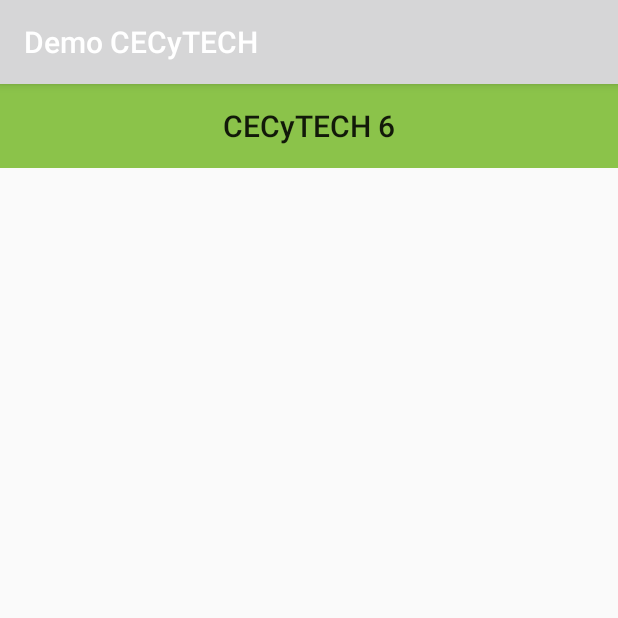
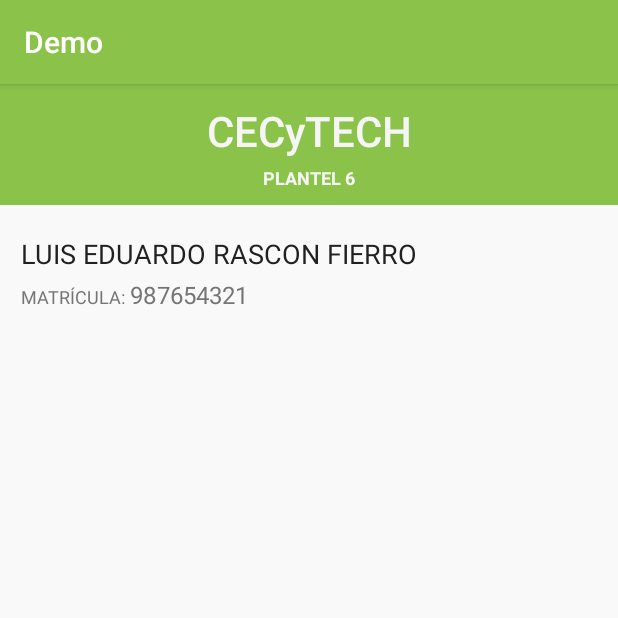
Before and after one commit to eduardorascon/escuela, an Android app: the screen it shows after launch (MainActivity), on a phone screen of 412 x 824 dp, the top half of it. Run offline under Robolectric (Android 15) with nearby library versions, the phone set to English and light mode, and no system bars.

Commit message:
Student and toolbar layouts added.

```diff
--- a/app/src/main/res/layout/activity_main.xml
+++ b/app/src/main/res/layout/activity_main.xml
@@ -4,22 +4,21 @@
     xmlns:tools="http://schemas.android.com/tools"
     android:layout_width="match_parent"
     android:layout_height="match_parent"
+    android:background="@color/activity_background_color"
     tools:context="com.eduardorascon.demoescuela.MainActivity">
 
-    <android.support.v7.widget.Toolbar android:id="@+id/toolbar_top"
+    <include
+        android:id="@+id/toolbar"
+        layout="@layout/main_toolbar"></include>
+
+    <include
+        android:id="@+id/student"
+        layout="@layout/student_info"
+        android:layout_width="wrap_content"
         android:layout_height="wrap_content"
-        android:layout_width="match_parent"
-        android:background="@color/primary"
-        android:minHeight="?attr/actionBarSize">
-
-        <TextView
-            style="@style/TextAppearance.AppCompat.Widget.ActionBar.Title"
-            android:layout_width="wrap_content"
-            android:layout_height="wrap_content"
-            android:text="CECyTECH 6"
-            android:layout_gravity="center"
-            android:id="@+id/toolbar_title" />
-
-    </android.support.v7.widget.Toolbar>
+        android:layout_below="@id/toolbar"
+        android:layout_marginLeft="14dp"
+        android:layout_marginRight="14dp"
+        android:layout_marginTop="20dp"></include>
 
 </android.widget.RelativeLayout>
--- /dev/null
+++ b/app/src/main/res/layout/main_toolbar.xml
@@ -0,0 +1,40 @@
+<?xml version="1.0" encoding="utf-8"?>
+<android.support.v7.widget.Toolbar xmlns:android="http://schemas.android.com/apk/res/android"
+    android:layout_width="match_parent"
+    android:layout_height="wrap_content"
+    android:background="@color/primary"
+    android:minHeight="?attr/actionBarSize">
+
+    <LinearLayout xmlns:android="http://schemas.android.com/apk/res/android"
+        android:layout_width="wrap_content"
+        android:layout_height="wrap_content"
+        android:layout_gravity="center"
+        android:background="@color/primary"
+        android:gravity="center"
+        android:orientation="vertical"
+        android:paddingTop="12dp">
+
+        <TextView
+            android:id="@+id/toolbar_title"
+            style="@style/TextAppearance.AppCompat.Widget.ActionBar.Title"
+            android:layout_width="wrap_content"
+            android:layout_height="wrap_content"
+            android:layout_gravity="center"
+            android:paddingBottom="4dp"
+            android:text="@string/toolbar_title"
+            android:textColor="@color/title_text_color"
+            android:textSize="28sp"
+            android:textStyle="normal" />
+
+        <TextView
+            android:layout_width="wrap_content"
+            android:layout_height="wrap_content"
+            android:layout_gravity="center"
+            android:paddingBottom="10dp"
+            android:text="Plantel 6"
+            android:textAllCaps="true"
+            android:textColor="@color/title_text_color"
+            android:textSize="12sp"
+            android:textStyle="bold" />
+    </LinearLayout>
+</android.support.v7.widget.Toolbar>
--- /dev/null
+++ b/app/src/main/res/layout/student_info.xml
@@ -0,0 +1,49 @@
+<?xml version="1.0" encoding="utf-8"?>
+<LinearLayout xmlns:android="http://schemas.android.com/apk/res/android"
+    android:layout_width="wrap_content"
+    android:layout_height="wrap_content"
+    android:layout_gravity="center"
+    android:gravity="start"
+    android:orientation="vertical">
+
+    <LinearLayout
+        android:layout_width="match_parent"
+        android:layout_height="wrap_content"
+        android:paddingBottom="4dp">
+
+        <TextView
+            android:layout_width="wrap_content"
+            android:layout_height="wrap_content"
+            android:text="LUIS EDUARDO RASCON FIERRO"
+            android:textAlignment="textStart"
+            android:textColor="@color/primary_text"
+            android:textSize="18sp"
+            android:textStyle="normal" />
+    </LinearLayout>
+
+    <LinearLayout
+        android:layout_width="match_parent"
+        android:layout_height="wrap_content"
+        android:paddingBottom="4dp">
+
+        <TextView
+            android:layout_width="wrap_content"
+            android:layout_height="wrap_content"
+
+            android:text="MATRÍCULA: "
+            android:textAlignment="textStart"
+            android:textColor="@color/secondary_text"
+            android:textSize="12sp"
+            android:textStyle="" />
+
+        <TextView
+            android:layout_width="wrap_content"
+            android:layout_height="wrap_content"
+            android:text="987654321"
+            android:textAlignment="textStart"
+            android:textColor="@color/secondary_text"
+            android:textSize="16sp"
+            android:textStyle="" />
+    </LinearLayout>
+
+</LinearLayout>
--- a/app/src/main/res/values/colors.xml
+++ b/app/src/main/res/values/colors.xml
@@ -1,11 +1,17 @@
 <?xml version="1.0" encoding="utf-8"?>
 <resources>
+    <color name="colorPrimary">#8BC34A</color>
+    <color name="colorPrimaryDark">#689F38</color>
+    <color name="colorAccent">#FFC107</color>
     <color name="primary">#8BC34A</color>
     <color name="primary_dark">#689F38</color>
     <color name="primary_light">#DCEDC8</color>
+    <color name="title_text_color">#F5F5F5</color>
+    <color name="subtitle_text_color">#BDBDBD</color>
     <color name="accent">#FFC107</color>
     <color name="primary_text">#212121</color>
     <color name="secondary_text">#757575</color>
     <color name="icons">#212121</color>
     <color name="divider">#BDBDBD</color>
+    <color name="activity_background_color">#F9F9F9</color>
 </resources>
--- a/app/src/main/res/values/strings.xml
+++ b/app/src/main/res/values/strings.xml
@@ -1,3 +1,4 @@
 <resources>
-    <string name="app_name">Demo CECyTECH</string>
+    <string name="app_name">Demo</string>
+    <string name="toolbar_title">CECyTECH</string>
 </resources>
```
Lines whose indentation alone changed are shown as unchanged.
